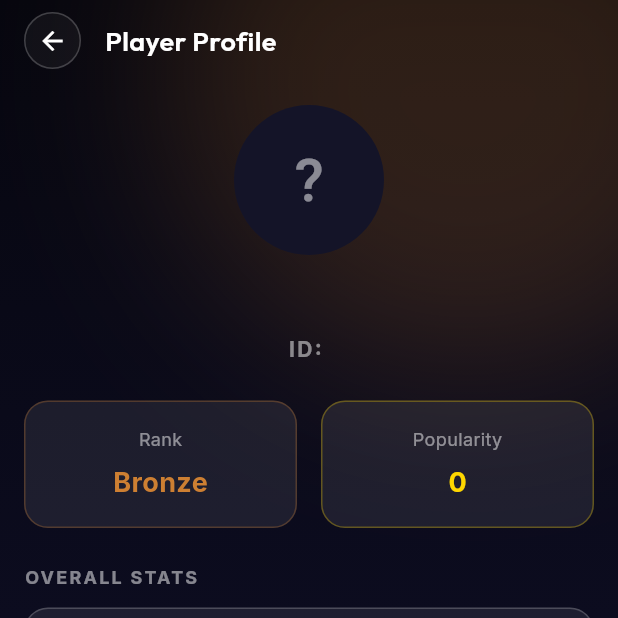
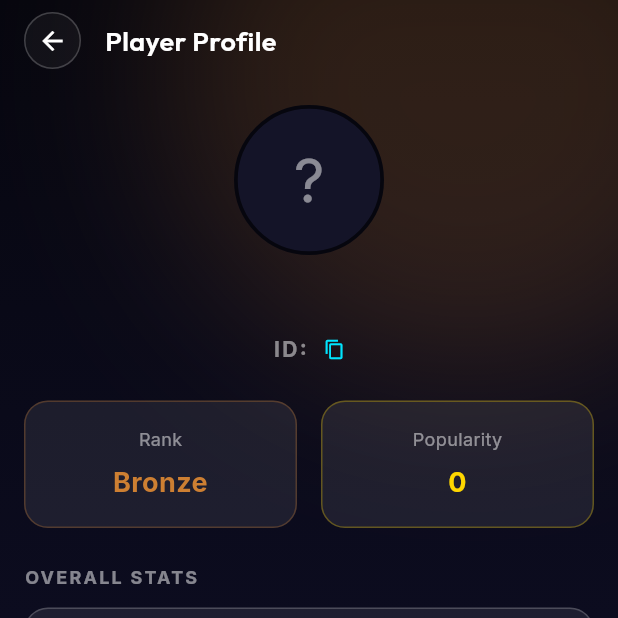
Before and after one commit to Talha-Aslam/Game, a Flutter app: the PublicProfileScreen screen opened directly with empty values, on a phone screen of 412 x 824 dp, the top half of it. Run offline on Flutter 3.47's test engine with Material 3 defaults, Android fonts, the phone set to English and light mode, and no system bars; our stand-ins replace audioplayers, emoji_picker_flutter, firebase_auth, firebase_core, flutter_riverpod, flutter_secure_storage and 6 more; missing offline and left inert: agora_rtc_engine; accounts and stored records are empty; network calls fail.

Commit message:
feat: implement backend social infrastructure and frontend profile/friend management services

```diff
--- a/lib/features/profile/screens/public_profile_screen.dart
+++ b/lib/features/profile/screens/public_profile_screen.dart
@@ -1,4 +1,5 @@
 import 'package:flutter/material.dart';
+import 'package:flutter/services.dart';
 import 'package:flutter_riverpod/flutter_riverpod.dart';
 import 'package:go_router/go_router.dart';
 
@@ -8,15 +9,99 @@ import '../../../core/theme/app_text_styles.dart';
 import '../../../core/theme/app_gradients.dart';
 import '../../../models/rank_model.dart';
 import '../../../models/social/friend_model.dart';
+import '../../home/widgets/avatar_borders.dart';
+import '../../../services/social_service.dart';
 
-class PublicProfileScreen extends ConsumerWidget {
+class PublicProfileScreen extends ConsumerStatefulWidget {
   final FriendModel friend;
 
   const PublicProfileScreen({super.key, required this.friend});
 
   @override
-  Widget build(BuildContext context, WidgetRef ref) {
-    final rank = RankModel.fromTier(friend.rankTier);
+  ConsumerState<PublicProfileScreen> createState() => _PublicProfileScreenState();
+}
+
+class _PublicProfileScreenState extends ConsumerState<PublicProfileScreen> {
+  late FriendModel _profile;
+  bool _isLoading = true;
+
+  @override
+  void initState() {
+    super.initState();
+    _profile = widget.friend;
+    _fetchRealData();
+  }
+
+  Future<void> _fetchRealData() async {
+    final svc = SocialService();
+    final realProfile = await svc.getPublicProfile(_profile.id);
+    if (mounted && realProfile != null) {
+      setState(() {
+        _profile = realProfile;
+        _isLoading = false;
+      });
+    } else if (mounted) {
+      setState(() {
+        _isLoading = false;
+      });
+    }
+  }
+
+  void _copyId() {
+    Clipboard.setData(ClipboardData(text: _profile.id));
+    ScaffoldMessenger.of(context).showSnackBar(
+      const SnackBar(
+        content: Text('ID copied to clipboard'),
+        behavior: SnackBarBehavior.floating,
+      ),
+    );
+  }
+
+  Widget _buildAvatar() {
+    final rank = RankModel.fromTier(_profile.rankTier);
+    final url = _profile.avatarUrl;
+    final resolvedUrl = url.startsWith('/') ? '${AppConstants.apiBaseUrl}$url' : url;
+    final borderId = _profile.equippedCosmetics?['card_border'] ?? _profile.equippedCosmetics?['cardBorder'];
+
+    Widget avatarContent;
+    if (resolvedUrl.isNotEmpty) {
+      avatarContent = Image.network(
+        resolvedUrl,
+        fit: BoxFit.cover,
+        errorBuilder: (ctx, err, stack) => _fallbackAvatar(),
+      );
+    } else {
+      avatarContent = _fallbackAvatar();
+    }
+
+    return PremiumAvatarBorder(
+      borderId: borderId,
+      radius: 50,
+      child: Container(
+        width: 100,
+        height: 100,
+        decoration: BoxDecoration(
+          shape: BoxShape.circle,
+          color: AppColors.surfaceLight,
+          border: Border.all(color: AppColors.background, width: 2.5),
+        ),
+        child: ClipOval(child: avatarContent),
+      ),
+    );
+  }
+
+  Widget _fallbackAvatar() {
+    return Center(
+      child: Text(
+        _profile.username.isNotEmpty ? _profile.username[0].toUpperCase() : '?',
+        style: const TextStyle(fontSize: 40, color: AppColors.white50),
+      ),
+    );
+  }
+
+  @override
+  Widget build(BuildContext context) {
+    final rank = RankModel.fromTier(_profile.rankTier);
 
     return Scaffold(
       backgroundColor: AppColors.background,
@@ -76,30 +161,21 @@ class PublicProfileScreen extends ConsumerWidget {
                   ),
                 ),
                 Expanded(
-                  child: SingleChildScrollView(
+                  child: _isLoading
+                    ? const Center(child: CircularProgressIndicator(color: AppColors.purpleNeon))
+                    : SingleChildScrollView(
                     padding: const EdgeInsets.all(16.0),
                     child: Column(
                       children: [
-                        // Avatar and basic info
-                        CircleAvatar(
-                          radius: 50,
-                          backgroundColor: AppColors.surfaceLight,
-                          backgroundImage: friend.avatarUrl.isNotEmpty
-                              ? NetworkImage('${AppConstants.apiBaseUrl}${friend.avatarUrl}')
-                              : null,
-                          child: friend.avatarUrl.isEmpty
-                              ? Text(
-                                  friend.username.isNotEmpty ? friend.username[0].toUpperCase() : '?',
-                                  style: const TextStyle(fontSize: 40, color: AppColors.white50),
-                                )
-                              : null,
-                        ),
+                        // Avatar
+                        _buildAvatar(),
                         const SizedBox(height: 16),
+
                         Text(
-                          friend.username,
+                          _profile.username,
                           style: AppTextStyles.headlineMedium,
                         ),
-                        if (friend.equippedTitle != null && friend.equippedTitle!.isNotEmpty) ...[
+                        if (_profile.equippedTitle != null && _profile.equippedTitle!.isNotEmpty) ...[
                           const SizedBox(height: 4),
                           Container(
                             padding: const EdgeInsets.symmetric(horizontal: 12, vertical: 4),
@@ -109,7 +185,7 @@ class PublicProfileScreen extends ConsumerWidget {
                               border: Border.all(color: AppColors.purpleNeon.withValues(alpha: 0.5)),
                             ),
                             child: Text(
-                              friend.equippedTitle!,
+                              _profile.equippedTitle!,
                               style: const TextStyle(
                                 color: AppColors.purpleNeon,
                                 fontSize: 12,
@@ -120,14 +196,38 @@ class PublicProfileScreen extends ConsumerWidget {
                           ),
                         ],
                         const SizedBox(height: 8),
-                        Text(
-                          'ID: ${friend.id.length >= 8 ? friend.id.substring(0, 8).toUpperCase() : friend.id.toUpperCase()}',
-                          style: const TextStyle(
-                            color: AppColors.white50,
-                            letterSpacing: 1.5,
-                            fontWeight: FontWeight.bold,
+
+                        // Copyable ID
+                        GestureDetector(
+                          onTap: _copyId,
+                          child: Row(
+                            mainAxisSize: MainAxisSize.min,
+                            children: [
+                              Text(
+                                'ID: ${_profile.id.length >= 8 ? _profile.id.substring(0, 8).toUpperCase() : _profile.id.toUpperCase()}',
+                                style: const TextStyle(
+                                  color: AppColors.white50,
+                                  letterSpacing: 1.5,
+                                  fontWeight: FontWeight.bold,
+                                ),
+                              ),
+                              const SizedBox(width: 6),
+                              const Icon(Icons.copy, size: 14, color: AppColors.cyan),
+                            ],
                           ),
                         ),
+
+                        if (_profile.familyTag != null && _profile.familyTag!.isNotEmpty) ...[
+                          const SizedBox(height: 12),
+                          Text(
+                            '[${_profile.familyTag}] ${_profile.familyName ?? ""}',
+                            style: const TextStyle(
+                              color: AppColors.gold,
+                              fontWeight: FontWeight.bold,
+                            ),
+                          ),
+                        ],
+
                         const SizedBox(height: 24),
 
                         // Rank and Popularity Card
@@ -144,7 +244,7 @@ class PublicProfileScreen extends ConsumerWidget {
                             Expanded(
                               child: _buildStatBox(
                                 title: 'Popularity',
-                                value: friend.popularityScore.toString(),
+                                value: _profile.popularityScore.toString(),
                                 color: AppColors.gold,
                               ),
                             ),
@@ -176,15 +276,15 @@ class PublicProfileScreen extends ConsumerWidget {
                           child: Row(
                             mainAxisAlignment: MainAxisAlignment.spaceAround,
                             children: [
-                              _buildMiniStat('Games', '${friend.gamesPlayed}'),
+                              _buildMiniStat('Games', '${_profile.gamesPlayed}'),
                               Container(height: 30, width: 1, color: AppColors.white10),
-                              _buildMiniStat('Win Rate', '${friend.winRate.toStringAsFixed(1)}%'),
+                              _buildMiniStat('Win Rate', '${_profile.winRate.toStringAsFixed(1)}%'),
                             ],
                           ),
                         ),
                         const SizedBox(height: 24),
 
-                        // Role Stats (Since FriendModel doesn't have RoleStats, we just show a placeholder or basic info)
+                        // Role Stats
                         const Align(
                           alignment: Alignment.centerLeft,
                           child: Text(
@@ -243,6 +343,7 @@ class PublicProfileScreen extends ConsumerWidget {
               fontSize: 18,
               fontWeight: FontWeight.bold,
             ),
+            textAlign: TextAlign.center,
           ),
         ],
       ),
--- a/lib/models/social/friend_model.dart
+++ b/lib/models/social/friend_model.dart
@@ -76,6 +76,8 @@ class FriendModel {
   final int gamesPlayed;
   final double winRate;
 
+  final Map<String, dynamic>? equippedCosmetics;
+
   const FriendModel({
     required this.id,
     required this.username,
@@ -94,6 +96,7 @@ class FriendModel {
     this.unreadCount = 0,
     this.gamesPlayed = 0,
     this.winRate = 0.0,
+    this.equippedCosmetics,
   });
 
   bool get isOnline => onlineStatus != OnlineStatus.offline;
@@ -137,6 +140,7 @@ class FriendModel {
     bool? isBlocked,
     int? gamesPlayed,
     double? winRate,
+    Map<String, dynamic>? equippedCosmetics,
   }) {
     return FriendModel(
       id: id ?? this.id,
@@ -155,6 +159,7 @@ class FriendModel {
       isBlocked: isBlocked ?? this.isBlocked,
       gamesPlayed: gamesPlayed ?? this.gamesPlayed,
       winRate: winRate ?? this.winRate,
+      equippedCosmetics: equippedCosmetics ?? this.equippedCosmetics,
     );
   }
 }
--- a/lib/services/social_api_service.dart
+++ b/lib/services/social_api_service.dart
@@ -9,6 +9,11 @@ class SocialApiService {
   Future<List<Map<String, dynamic>>> getFriends() async {
     final data = await _http.get('/social/friends');
     return List<Map<String, dynamic>>.from(data ?? []);
+  }
+
+  Future<Map<String, dynamic>?> getPublicProfile(String targetId) async {
+    final data = await _http.get('/social/profile/$targetId');
+    return data;
   }
 
   // ── Friend Requests ──
```
Also changed, not shown: lib/features/social/widgets/friend_card_widget.dart (+14 -2 lines), lib/services/social_service.dart (+13 -0 lines), 2 other files.
